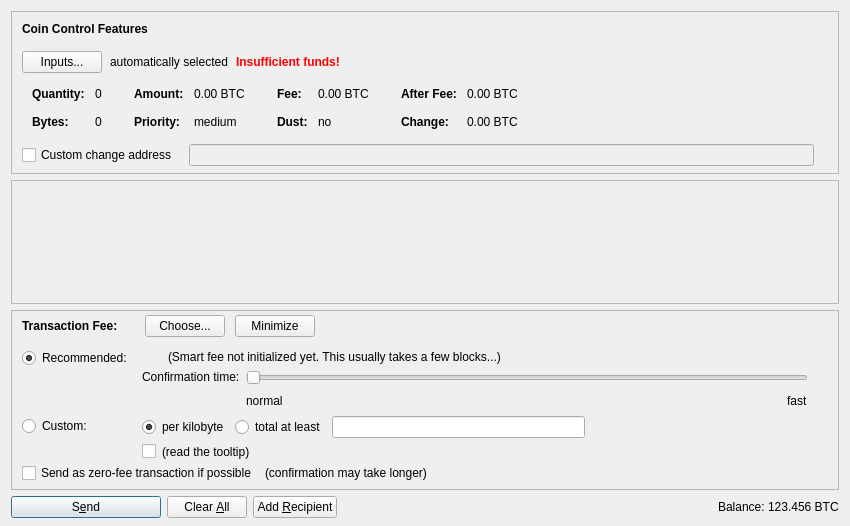
This is src/qt/forms/sendcoinsdialog.ui in thelonecrouton/bitcredit as Qt 5 draws it before an edit. The edited form follows.
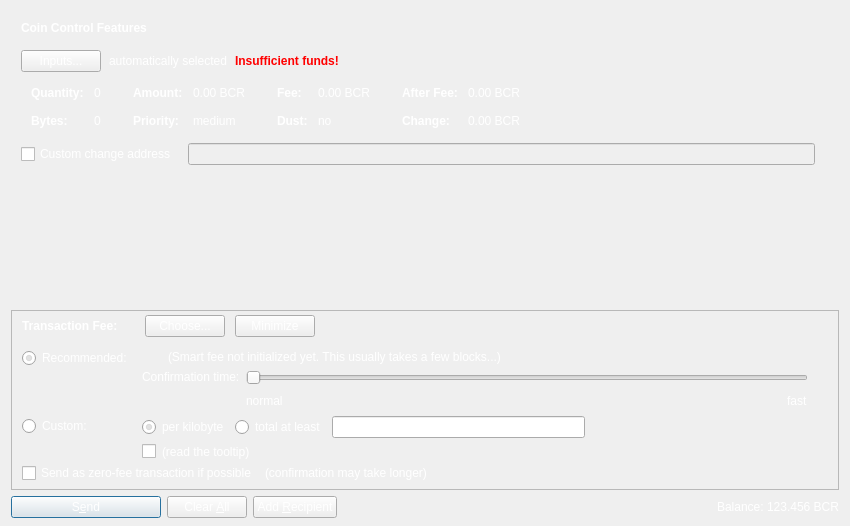
This is the edited form. Icons and pictures are not drawn. Custom widgets are drawn as their Qt base class.

Patch:
```diff
--- a/src/qt/forms/sendcoinsdialog.ui
+++ b/src/qt/forms/sendcoinsdialog.ui
@@ -32,7 +32,7 @@
       </size>
      </property>
      <property name="frameShape">
-      <enum>QFrame::StyledPanel</enum>
+      <enum>QFrame::NoFrame</enum>
      </property>
      <property name="frameShadow">
       <enum>QFrame::Sunken</enum>
@@ -84,7 +84,7 @@
              </font>
             </property>
             <property name="styleSheet">
-             <string notr="true">font-weight:bold;</string>
+             <string notr="true">font-weight:bold;color: rgb(255, 255, 255);</string>
             </property>
             <property name="text">
              <string>Coin Control Features</string>
@@ -104,7 +104,7 @@
           <item>
            <widget class="QPushButton" name="pushButtonCoinControl">
             <property name="styleSheet">
-             <string notr="true"/>
+             <string notr="true">color: rgb(255, 255, 255);</string>
             </property>
             <property name="text">
              <string>Inputs...</string>
@@ -116,6 +116,9 @@
           </item>
           <item>
            <widget class="QLabel" name="labelCoinControlAutomaticallySelected">
+            <property name="styleSheet">
+             <string notr="true">color: rgb(255, 255, 255);</string>
+            </property>
             <property name="text">
              <string>automatically selected</string>
             </property>
@@ -224,6 +227,9 @@
                    <bold>true</bold>
                   </font>
                  </property>
+                 <property name="styleSheet">
+                  <string notr="true">color: rgb(255, 255, 255);</string>
+                 </property>
                  <property name="text">
                   <string>Quantity:</string>
                  </property>
@@ -240,6 +246,9 @@
                  <property name="contextMenuPolicy">
                   <enum>Qt::ActionsContextMenu</enum>
                  </property>
+                 <property name="styleSheet">
+                  <string notr="true">color: rgb(255, 255, 255);</string>
+                 </property>
                  <property name="text">
                   <string notr="true">0</string>
                  </property>
@@ -259,6 +268,9 @@
                    <bold>true</bold>
                   </font>
                  </property>
+                 <property name="styleSheet">
+                  <string notr="true">color: rgb(255, 255, 255);</string>
+                 </property>
                  <property name="text">
                   <string>Bytes:</string>
                  </property>
@@ -272,6 +284,9 @@
                  <property name="contextMenuPolicy">
                   <enum>Qt::ActionsContextMenu</enum>
                  </property>
+                 <property name="styleSheet">
+                  <string notr="true">color: rgb(255, 255, 255);</string>
+                 </property>
                  <property name="text">
                   <string notr="true">0</string>
                  </property>
@@ -307,6 +322,9 @@
                    <bold>true</bold>
                   </font>
                  </property>
+                 <property name="styleSheet">
+                  <string notr="true">color: rgb(255, 255, 255);</string>
+                 </property>
                  <property name="text">
                   <string>Amount:</string>
                  </property>
@@ -323,8 +341,11 @@
                  <property name="contextMenuPolicy">
                   <enum>Qt::ActionsContextMenu</enum>
                  </property>
+                 <property name="styleSheet">
+                  <string notr="true">color: rgb(255, 255, 255);</string>
+                 </property>
                  <property name="text">
-                  <string notr="true">0.00 BTC</string>
+                  <string notr="true">0.00 BCR</string>
                  </property>
                  <property name="textInteractionFlags">
                   <set>Qt::LinksAccessibleByMouse|Qt::TextSelectableByKeyboard|Qt::TextSelectableByMouse</set>
@@ -339,6 +360,9 @@
                    <bold>true</bold>
                   </font>
                  </property>
+                 <property name="styleSheet">
+                  <string notr="true">color: rgb(255, 255, 255);</string>
+                 </property>
                  <property name="text">
                   <string>Priority:</string>
                  </property>
@@ -352,6 +376,9 @@
                  <property name="contextMenuPolicy">
                   <enum>Qt::ActionsContextMenu</enum>
                  </property>
+                 <property name="styleSheet">
+                  <string notr="true">color: rgb(255, 255, 255);</string>
+                 </property>
                  <property name="text">
                   <string notr="true">medium</string>
                  </property>
@@ -387,6 +414,9 @@
                    <bold>true</bold>
                   </font>
                  </property>
+                 <property name="styleSheet">
+                  <string notr="true">color: rgb(255, 255, 255);</string>
+                 </property>
                  <property name="text">
                   <string>Fee:</string>
                  </property>
@@ -403,8 +433,11 @@
                  <property name="contextMenuPolicy">
                   <enum>Qt::ActionsContextMenu</enum>
                  </property>
+                 <property name="styleSheet">
+                  <string notr="true">color: rgb(255, 255, 255);</string>
+                 </property>
                  <property name="text">
-                  <string notr="true">0.00 BTC</string>
+                  <string notr="true">0.00 BCR</string>
                  </property>
                  <property name="textInteractionFlags">
                   <set>Qt::LinksAccessibleByMouse|Qt::TextSelectableByKeyboard|Qt::TextSelectableByMouse</set>
@@ -419,6 +452,9 @@
                    <bold>true</bold>
                   </font>
                  </property>
+                 <property name="styleSheet">
+                  <string notr="true">color: rgb(255, 255, 255);</string>
+                 </property>
                  <property name="text">
                   <string>Dust:</string>
                  </property>
@@ -432,6 +468,9 @@
                  <property name="contextMenuPolicy">
                   <enum>Qt::ActionsContextMenu</enum>
                  </property>
+                 <property name="styleSheet">
+                  <string notr="true">color: rgb(255, 255, 255);</string>
+                 </property>
                  <property name="text">
                   <string notr="true">no</string>
                  </property>
@@ -467,6 +506,9 @@
                    <bold>true</bold>
                   </font>
                  </property>
+                 <property name="styleSheet">
+                  <string notr="true">color: rgb(255, 255, 255);</string>
+                 </property>
                  <property name="text">
                   <string>After Fee:</string>
                  </property>
@@ -483,8 +525,11 @@
                  <property name="contextMenuPolicy">
                   <enum>Qt::ActionsContextMenu</enum>
                  </property>
+                 <property name="styleSheet">
+                  <string notr="true">color: rgb(255, 255, 255);</string>
+                 </property>
                  <property name="text">
-                  <string notr="true">0.00 BTC</string>
+                  <string notr="true">0.00 BCR</string>
                  </property>
                  <property name="textInteractionFlags">
                   <set>Qt::LinksAccessibleByMouse|Qt::TextSelectableByKeyboard|Qt::TextSelectableByMouse</set>
@@ -499,6 +544,9 @@
                    <bold>true</bold>
                   </font>
                  </property>
+                 <property name="styleSheet">
+                  <string notr="true">color: rgb(255, 255, 255);</string>
+                 </property>
                  <property name="text">
                   <string>Change:</string>
                  </property>
@@ -512,8 +560,11 @@
                  <property name="contextMenuPolicy">
                   <enum>Qt::ActionsContextMenu</enum>
                  </property>
+                 <property name="styleSheet">
+                  <string notr="true">color: rgb(255, 255, 255);</string>
+                 </property>
                  <property name="text">
-                  <string notr="true">0.00 BTC</string>
+                  <string notr="true">0.00 BCR</string>
                  </property>
                  <property name="textInteractionFlags">
                   <set>Qt::LinksAccessibleByMouse|Qt::TextSelectableByKeyboard|Qt::TextSelectableByMouse</set>
@@ -546,6 +597,9 @@
             <property name="toolTip">
              <string>If this is activated, but the change address is empty or invalid, change will be sent to a newly generated address.</string>
             </property>
+            <property name="styleSheet">
+             <string notr="true">color: rgb(255, 255, 255);</string>
+            </property>
             <property name="text">
              <string>Custom change address</string>
             </property>
@@ -608,6 +662,9 @@
    </item>
    <item>
     <widget class="QScrollArea" name="scrollArea">
+     <property name="frameShape">
+      <enum>QFrame::NoFrame</enum>
+     </property>
      <property name="widgetResizable">
       <bool>true</bool>
      </property>
@@ -616,8 +673,8 @@
        <rect>
         <x>0</x>
         <y>0</y>
-        <width>830</width>
-        <height>68</height>
+        <width>832</width>
+        <height>75</height>
        </rect>
       </property>
       <layout class="QVBoxLayout" name="verticalLayout_2" stretch="0,1">
@@ -750,7 +807,8 @@
                  </font>
                 </property>
                 <property name="styleSheet">
-                 <string notr="true">font-weight:bold;</string>
+                 <string notr="true">font-weight:bold;
+color: rgb(255, 255, 255);</string>
                 </property>
                 <property name="text">
                  <string>Transaction Fee:</string>
@@ -766,6 +824,9 @@
               </item>
               <item>
                <widget class="QPushButton" name="buttonChooseFee">
+                <property name="styleSheet">
+                 <string notr="true">color: rgb(255, 255, 255);</string>
+                </property>
                 <property name="text">
                  <string>Choose...</string>
                 </property>
@@ -776,6 +837,9 @@
                 <property name="toolTip">
                  <string>collapse fee-settings</string>
                 </property>
+                <property name="styleSheet">
+                 <string notr="true">color: rgb(255, 255, 255);</string>
+                </property>
                 <property name="text">
                  <string>Minimize</string>
                 </property>
@@ -857,6 +921,9 @@
                    <property name="toolTip">
                     <string>If the custom fee is set to 1000 satoshis and the transaction is only 250 bytes, then &quot;per kilobyte&quot; only pays 250 satoshis in fee, while &quot;total at least&quot; pays 1000 satoshis. For transactions bigger than a kilobyte both pay by kilobyte.</string>
                    </property>
+                   <property name="styleSheet">
+                    <string notr="true">color: rgb(255, 255, 255);</string>
+                   </property>
                    <property name="text">
                     <string>per kilobyte</string>
                    </property>
@@ -873,6 +940,9 @@
                    <property name="toolTip">
                     <string>If the custom fee is set to 1000 satoshis and the transaction is only 250 bytes, then &quot;per kilobyte&quot; only pays 250 satoshis in fee, while &quot;total at least&quot; pays 1000 satoshis. For transactions bigger than a kilobyte both pay by kilobyte.</string>
                    </property>
+                   <property name="styleSheet">
+                    <string notr="true">color: rgb(255, 255, 255);</string>
+                   </property>
                    <property name="text">
                     <string>total at least</string>
                    </property>
@@ -919,6 +989,9 @@
                    <property name="toolTip">
                     <string>Paying only the minimum fee is just fine as long as there is less transaction volume than space in the blocks. But be aware that this can end up in a never confirming transaction once there is more demand for bitcredit transactions than the network can process.</string>
                    </property>
+                   <property name="styleSheet">
+                    <string notr="true">color: rgb(255, 255, 255);</string>
+                   </property>
                    <property name="text">
                     <string>(read the tooltip)</string>
                    </property>
@@ -948,6 +1021,9 @@
               <layout class="QVBoxLayout" name="verticalLayoutFee4" stretch="0,1">
                <item>
                 <widget class="QRadioButton" name="radioSmartFee">
+                 <property name="styleSheet">
+                  <string notr="true">color: rgb(255, 255, 255);</string>
+                 </property>
                  <property name="text">
                   <string>Recommended:</string>
                  </property>
@@ -978,6 +1054,9 @@
               <layout class="QVBoxLayout" name="verticalLayoutFee9" stretch="0,1">
                <item>
                 <widget class="QRadioButton" name="radioCustomFee">
+                 <property name="styleSheet">
+                  <string notr="true">color: rgb(255, 255, 255);</string>
+                 </property>
                  <property name="text">
                   <string>Custom:</string>
                  </property>
@@ -1030,6 +1109,9 @@
                  </item>
                  <item>
                   <widget class="QLabel" name="labelSmartFee2">
+                   <property name="styleSheet">
+                    <string notr="true">color: rgb(255, 255, 255);</string>
+                   </property>
                    <property name="text">
                     <string>(Smart fee not initialized yet. This usually takes a few blocks...)</string>
                    </property>
@@ -1059,6 +1141,9 @@
                   <layout class="QVBoxLayout" name="verticalLayoutFee6">
                    <item>
                     <widget class="QLabel" name="labelSmartFee3">
+                     <property name="styleSheet">
+                      <string notr="true">color: rgb(255, 255, 255);</string>
+                     </property>
                      <property name="text">
                       <string>Confirmation time:</string>
                      </property>
@@ -1119,6 +1204,9 @@
                     <layout class="QHBoxLayout" name="horizontalLayoutFee10">
                      <item>
                       <widget class="QLabel" name="labelSmartFeeNormal">
+                       <property name="styleSheet">
+                        <string notr="true">color: rgb(255, 255, 255);</string>
+                       </property>
                        <property name="text">
                         <string>normal</string>
                        </property>
@@ -1139,6 +1227,9 @@
                      </item>
                      <item>
                       <widget class="QLabel" name="labelSmartFeeFast">
+                       <property name="styleSheet">
+                        <string notr="true">color: rgb(255, 255, 255);</string>
+                       </property>
                        <property name="text">
                         <string>fast</string>
                        </property>
@@ -1177,6 +1268,9 @@
              </property>
              <item>
               <widget class="QCheckBox" name="checkBoxFreeTx">
+               <property name="styleSheet">
+                <string notr="true">color: rgb(255, 255, 255);</string>
+               </property>
                <property name="text">
                 <string>Send as zero-fee transaction if possible</string>
                </property>
@@ -1184,6 +1278,9 @@
              </item>
              <item>
               <widget class="QLabel" name="labelFreeTx">
+               <property name="styleSheet">
+                <string notr="true">color: rgb(255, 255, 255);</string>
+               </property>
                <property name="text">
                 <string>(confirmation may take longer)</string>
                </property>
@@ -1254,6 +1351,9 @@
        <property name="toolTip">
         <string>Confirm the send action</string>
        </property>
+       <property name="styleSheet">
+        <string notr="true">color: rgb(255, 255, 255);</string>
+       </property>
        <property name="text">
         <string>S&amp;end</string>
        </property>
@@ -1280,6 +1380,9 @@
        <property name="toolTip">
         <string>Clear all fields of the form.</string>
        </property>
+       <property name="styleSheet">
+        <string notr="true">color: rgb(255, 255, 255);</string>
+       </property>
        <property name="text">
         <string>Clear &amp;All</string>
        </property>
@@ -1297,6 +1400,9 @@
        <property name="toolTip">
         <string>Send to multiple recipients at once</string>
        </property>
+       <property name="styleSheet">
+        <string notr="true">color: rgb(255, 255, 255);</string>
+       </property>
        <property name="text">
         <string>Add &amp;Recipient</string>
        </property>
@@ -1335,6 +1441,9 @@
            <verstretch>0</verstretch>
           </sizepolicy>
          </property>
+         <property name="styleSheet">
+          <string notr="true">color: rgb(255, 255, 255);</string>
+         </property>
          <property name="text">
           <string>Balance:</string>
          </property>
@@ -1351,8 +1460,11 @@
          <property name="cursor">
           <cursorShape>IBeamCursor</cursorShape>
          </property>
+         <property name="styleSheet">
+          <string notr="true">color: rgb(255, 255, 255);</string>
+         </property>
          <property name="text">
-          <string notr="true">123.456 BTC</string>
+          <string notr="true">123.456 BCR</string>
          </property>
          <property name="textInteractionFlags">
           <set>Qt::LinksAccessibleByMouse|Qt::TextSelectableByKeyboard|Qt::TextSelectableByMouse</set>
```
Left out of the diff: 46 changed lines with no effect on the pictures.
